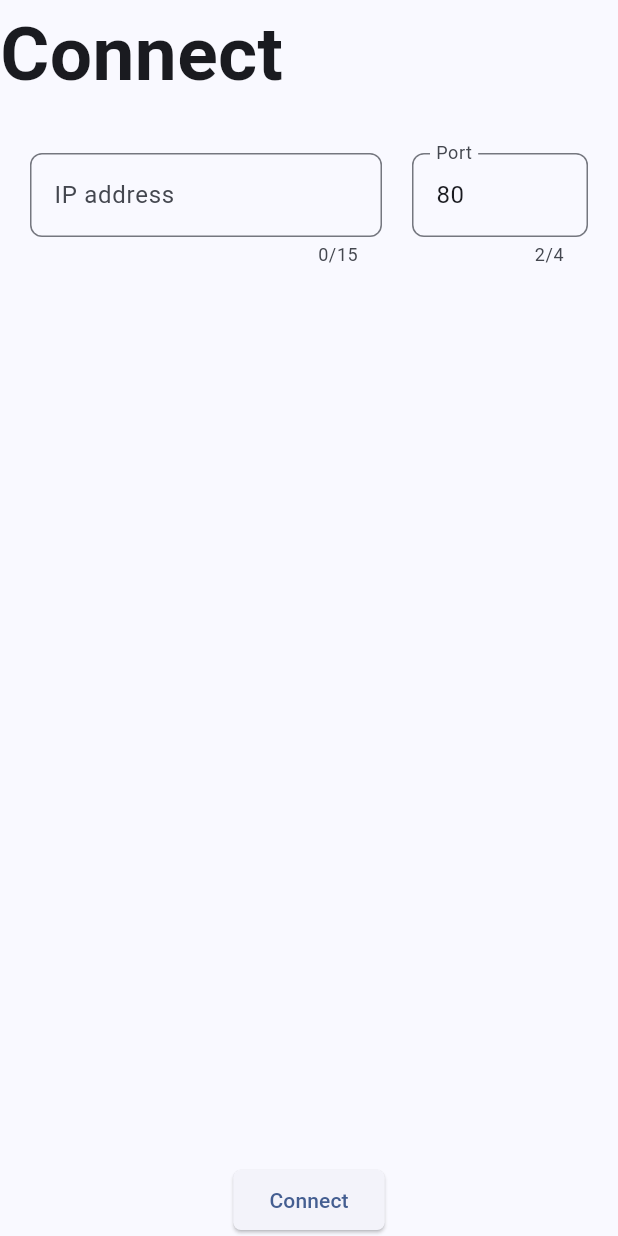
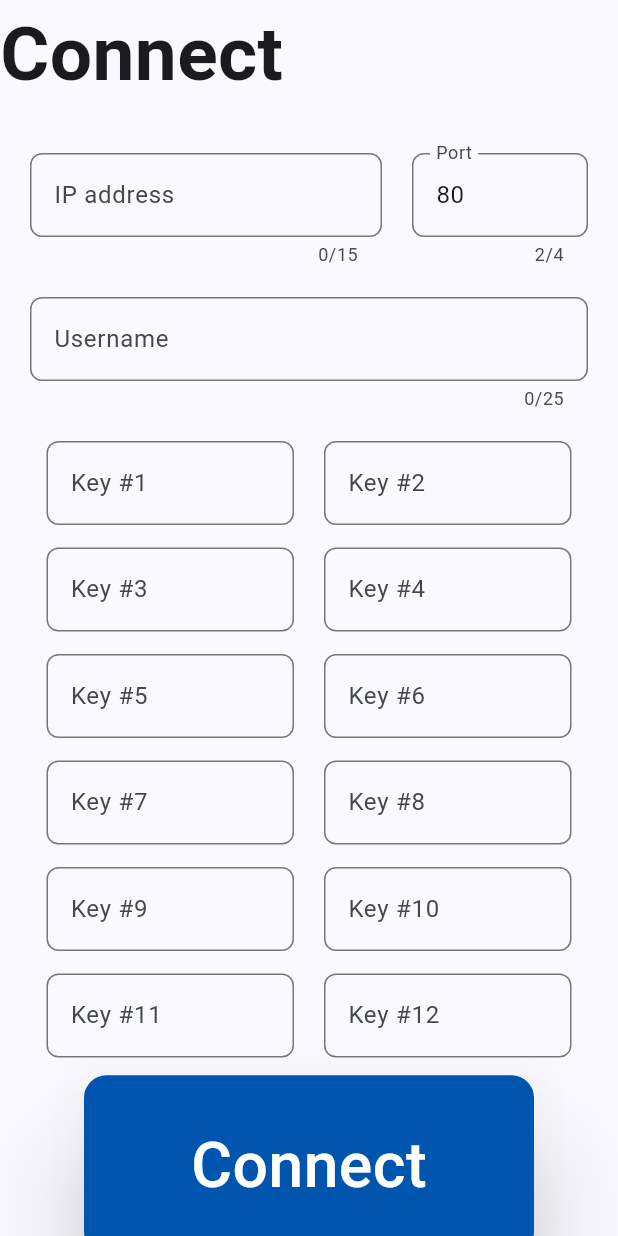
Before and after one commit to Djalcoding/DBServer, a Flutter app: what connectPage() shows on an empty page, opened directly, on a phone screen of 412 x 824 dp. Run offline on Flutter 3.47's test engine with Material 3 defaults, Android fonts, the light colour scheme and no system bars; our stand-ins replace file_picker.

Commit message:
Some stuff

```diff
--- a/serverclient/lib/pages/connect.dart
+++ b/serverclient/lib/pages/connect.dart
@@ -12,6 +12,8 @@ Widget connectPage(HomePageState state) {
       ),
       SizedBox(height: 30),
       buildHostInput(state),
+      _buildUsernameField(),
+      _buildPasswordFields(passwordCount: 12),
       Expanded(child: SizedBox()),
       Align(alignment: Alignment.bottomCenter, child: connectButton(state)),
     ],
@@ -52,26 +54,127 @@ Widget buildHostInput(HomePageState state, {double spacing = 20}) {
   );
 }
 
+Widget _buildUsernameField() {
+  return Padding(
+    padding: .symmetric(vertical: 20, horizontal: 20),
+    child: TextFormField(
+      decoration: rectangleDecoration(labelText: "Username"),
+      inputFormatters: [FilteringTextInputFormatter.deny(RegExp(r'\*| '))],
+      maxLength: 25,
+    ),
+  );
+}
+
+class PasswordField extends StatelessWidget {
+  final FocusNode? next;
+  final FocusNode curr;
+  final FocusNode? prev;
+  final int id;
+  const PasswordField({
+    super.key,
+    required this.id,
+    required this.next,
+    required this.curr,
+    required this.prev,
+  });
+  @override
+  Widget build(BuildContext context) {
+    return SizedBox(
+      width: 165,
+      child: TextFormField(
+        focusNode: curr,
+        onFieldSubmitted: (String s) {
+          next?.requestFocus();
+        },
+        onChanged: (String s) {
+          if (s.isEmpty) {
+            prev?.requestFocus();
+          }
+        },
+        maxLength: 12,
+        decoration: rectangleDecoration(labelText: "Key #$id", counterText: ""),
+      ),
+    );
+  }
+}
+
+Widget _buildPasswordFields({int passwordCount = 12}) {
+  List<FocusNode> nodes = [];
+  for (int i = 0; i < passwordCount; i++) {
+    nodes.add(FocusNode());
+  }
+  List<Widget> fields = [];
+  for (int i = 0; i < passwordCount; i++) {
+    fields.add(
+      SizedBox(
+        width: 165,
+        child: PasswordField(
+          id: i + 1,
+          prev: i == 0 ? null : nodes[i - 1],
+          curr: nodes[i],
+          next: i == passwordCount - 1 ? null : nodes[i + 1],
+        ),
+      ),
+    );
+  }
+
+  return Padding(
+    padding: .symmetric(horizontal: 20),
+    child: Center(
+      child: Wrap(
+        alignment: .center,
+        spacing: 20,
+        runSpacing: 15,
+        children: fields,
+      ),
+    ),
+  );
+}
+
 Widget connectButton(HomePageState state) {
-  return ElevatedButton(
+  return Builder(
+    builder: (BuildContext context) {
+      ThemeData theme = Theme.of(context);
+      return SizedBox(
+        width: 300,
+        child: FittedBox(
+          child: ElevatedButton(
             style: ButtonStyle(
+              elevation: .all(30),
+              backgroundColor: .fromMap({
+                WidgetState.pressed: Color.fromRGBO(0, 50, 175, 1),
+                WidgetState.hovered: Color.fromRGBO(0, 65, 175, 1),
+                WidgetState.any: Color.fromRGBO(0, 85, 175, 1),
+              }),
+              shadowColor: .all(theme.colorScheme.shadow),
+              splashFactory: NoSplash.splashFactory,
               shape: WidgetStatePropertyAll(
-        RoundedRectangleBorder(
-          borderRadius: BorderRadiusGeometry.all(Radius.circular(5)),
-        ),
+                RoundedRectangleBorder(borderRadius: .all(Radius.circular(5))),
               ),
             ),
             onPressed: () {
-      state.pipe.connect(host: state.targetHost, port: state.targetPort);
+              state.pipe.connect(
+                host: state.targetHost,
+                port: state.targetPort,
+              );
             },
-    child: Text("Connect"),
+            child: Text("Connect", style: TextStyle(color: Colors.white)),
+          ),
+        ),
+      );
+    },
   );
 }
 
-InputDecoration rectangleDecoration({String? labelText, String? hintText}) {
+InputDecoration rectangleDecoration({
+  String? labelText,
+  String? hintText,
+  String? counterText,
+}) {
   return InputDecoration(
     hintText: hintText,
     labelText: labelText,
+    counterText: counterText,
     border: OutlineInputBorder(
       borderSide: BorderSide(),
       borderRadius: BorderRadius.all(Radius.circular(8)),
--- a/serverclient/lib/pages/send.dart
+++ b/serverclient/lib/pages/send.dart
@@ -1,11 +1,14 @@
+import 'dart:math';
+
 import 'package:flutter/material.dart';
 import 'package:serverclient/filemanagement.dart';
 import 'package:serverclient/main.dart';
 
-Widget buildSendFileZone(void Function() onPressed) {
+Widget _buildSendFileZone(void Function() onPressed) {
   return Builder(
     builder: (BuildContext context) {
       ThemeData theme = Theme.of(context);
+      MediaQueryData media = MediaQuery.of(context);
       return TextButton(
         onPressed: onPressed,
         style: ButtonStyle(
@@ -24,10 +27,13 @@ Widget buildSendFileZone(void Function() onPressed) {
             children: [
               Icon(
                 Icons.file_upload_outlined,
-                size: 200,
+                size: min(200, media.size.height / 2.75),
                 color: theme.colorScheme.primary,
               ),
-              Text("click to add a file"),
+              Text(
+                "click to add a file",
+                style: TextStyle(fontSize: min(30, media.size.height / 20)),
+              ),
             ],
           ),
         ),
@@ -136,12 +142,18 @@ Widget sendFilesPage(HomePageState state) {
     mainAxisAlignment: MainAxisAlignment.start,
     crossAxisAlignment: CrossAxisAlignment.stretch,
     children: [
-      buildSendFileZone(() async {
+      _buildSendFileZone(() async {
         state.scheduleFiles(await getReceivedFiles());
       }),
       SizedBox(height: 30),
       Expanded(child: _buildFileList(state)),
-      _buildSendButton(state.scheduledFiles.isNotEmpty ? () {state.sendScheduledFiles();} : null),
+      _buildSendButton(
+        state.scheduledFiles.isNotEmpty
+            ? () {
+                state.sendScheduledFiles();
+              }
+            : null,
+      ),
     ],
   );
 }
```
Lines whose indentation alone changed are shown as unchanged.
